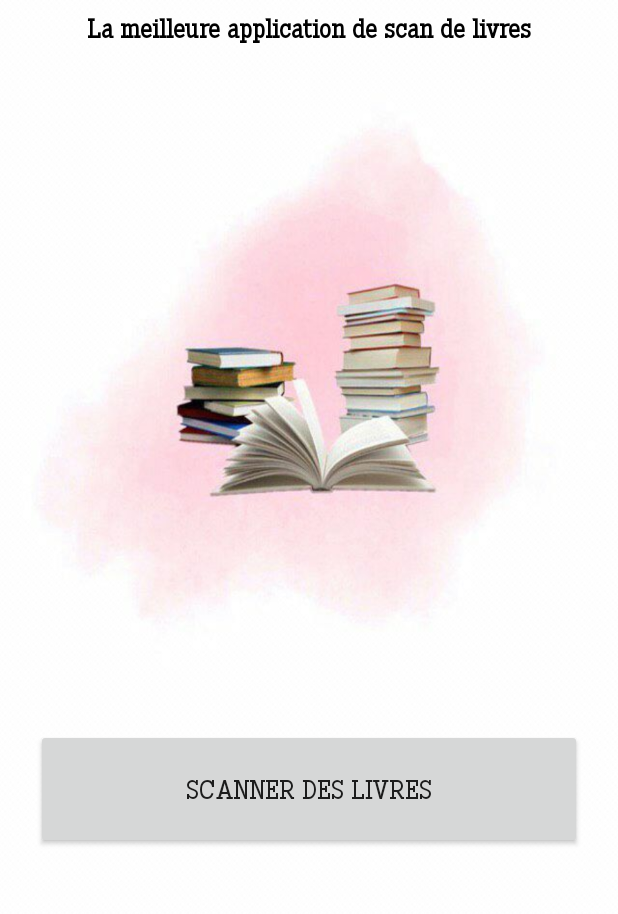
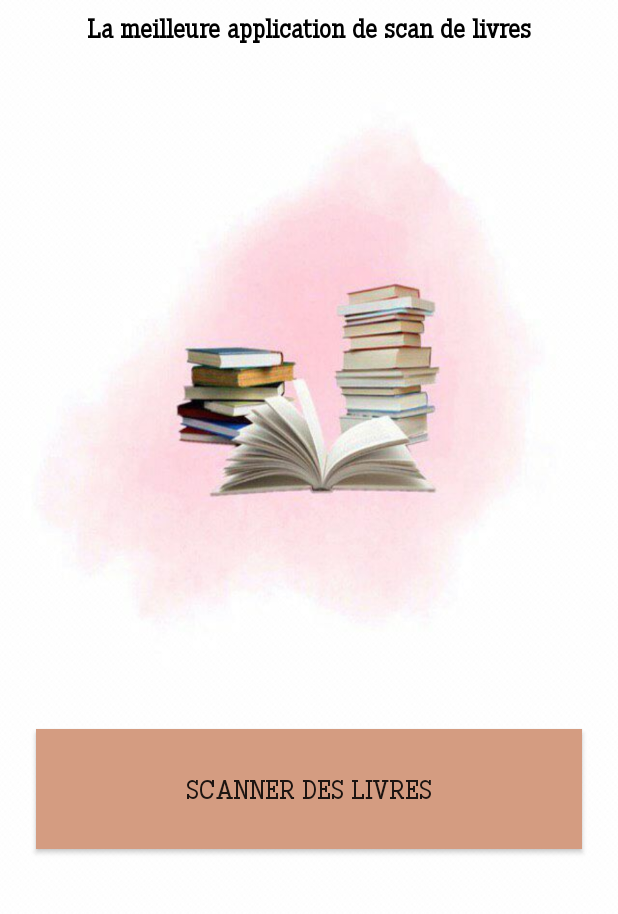
Before and after one commit to coding-factory-classrooms/project-android-l3-scan-groupe-bookscan, an Android app: the layout activity_main.xml on its own in the app's theme, with its tools: preview values and no code run, on a phone screen of 412 x 824 dp, the part 237-1151 px from its top. Run offline under Robolectric (Android 15) with nearby library versions, the light colour scheme and no system bars.

Commit message:
set style

```diff
--- a/app/src/main/java/com/coding/bookscan/activity/BookListActivity.kt
+++ b/app/src/main/java/com/coding/bookscan/activity/BookListActivity.kt
@@ -50,7 +50,7 @@ class BookListActivity : AppCompatActivity() {
         binding.searchTextPlain.addTextChangedListener {
             var textSearched: TextView = binding.searchTextPlain
             model.getBookListByName(App.db,this,textSearched.text.toString())
-        }*/
+        }
     }
 
     private fun updateUi(state: BookListViewModelState) {
--- a/app/src/main/res/layout/activity_book_list.xml
+++ b/app/src/main/res/layout/activity_book_list.xml
@@ -53,9 +53,10 @@
         android:id="@+id/bookListRecyclerView"
         android:layout_width="409dp"
         android:layout_height="0dp"
+        android:layout_marginStart="8dp"
+        android:layout_marginEnd="8dp"
         app:layout_constraintBottom_toBottomOf="parent"
         app:layout_constraintEnd_toEndOf="parent"
-        app:layout_constraintHorizontal_bias="1.0"
         app:layout_constraintStart_toStartOf="parent"
         app:layout_constraintTop_toBottomOf="@+id/constraintLayout2"
         tools:listitem="@layout/book_item" />
--- a/app/src/main/res/layout/activity_main.xml
+++ b/app/src/main/res/layout/activity_main.xml
@@ -29,6 +29,7 @@
         android:layout_marginStart="24dp"
         android:layout_marginEnd="24dp"
         android:layout_marginBottom="100dp"
+        android:background="@color/customAppBarColor"
         android:fontFamily="@font/pentay_book"
         android:text="Scanner des livres"
         android:textSize="18sp"
```
Also changed, not shown: app/src/main/AndroidManifest.xml (+6 -5 lines).
